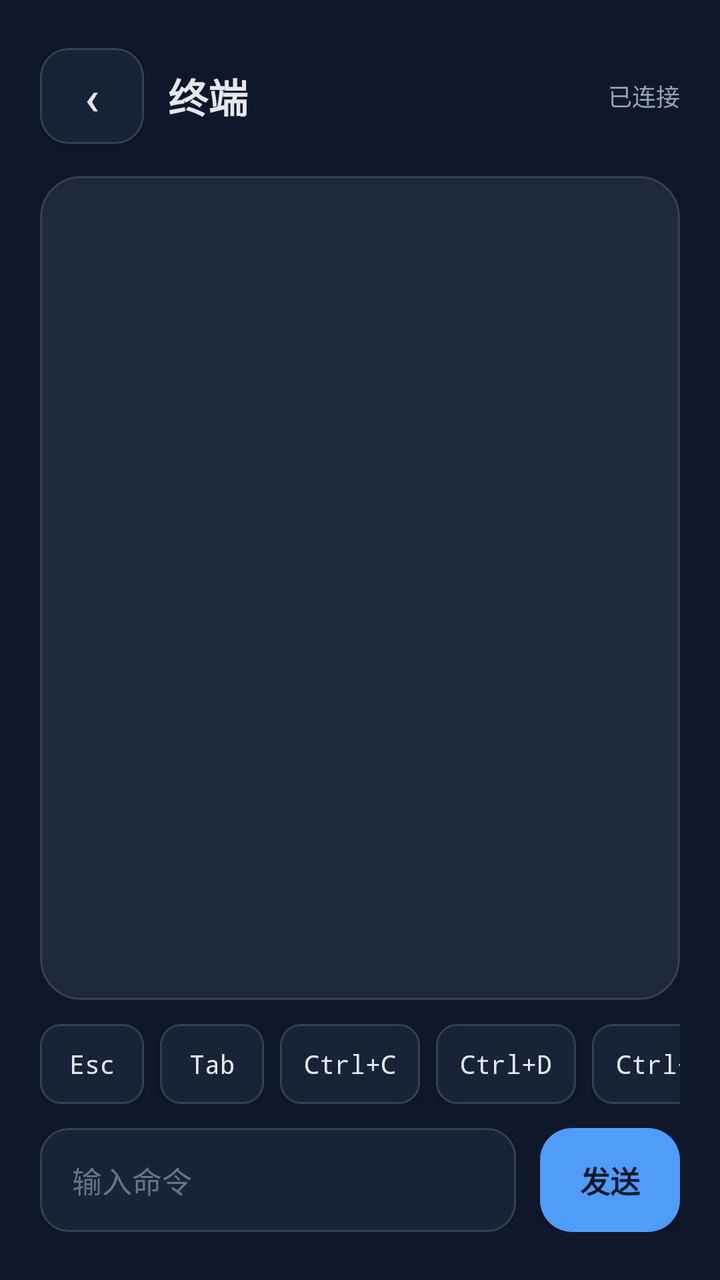
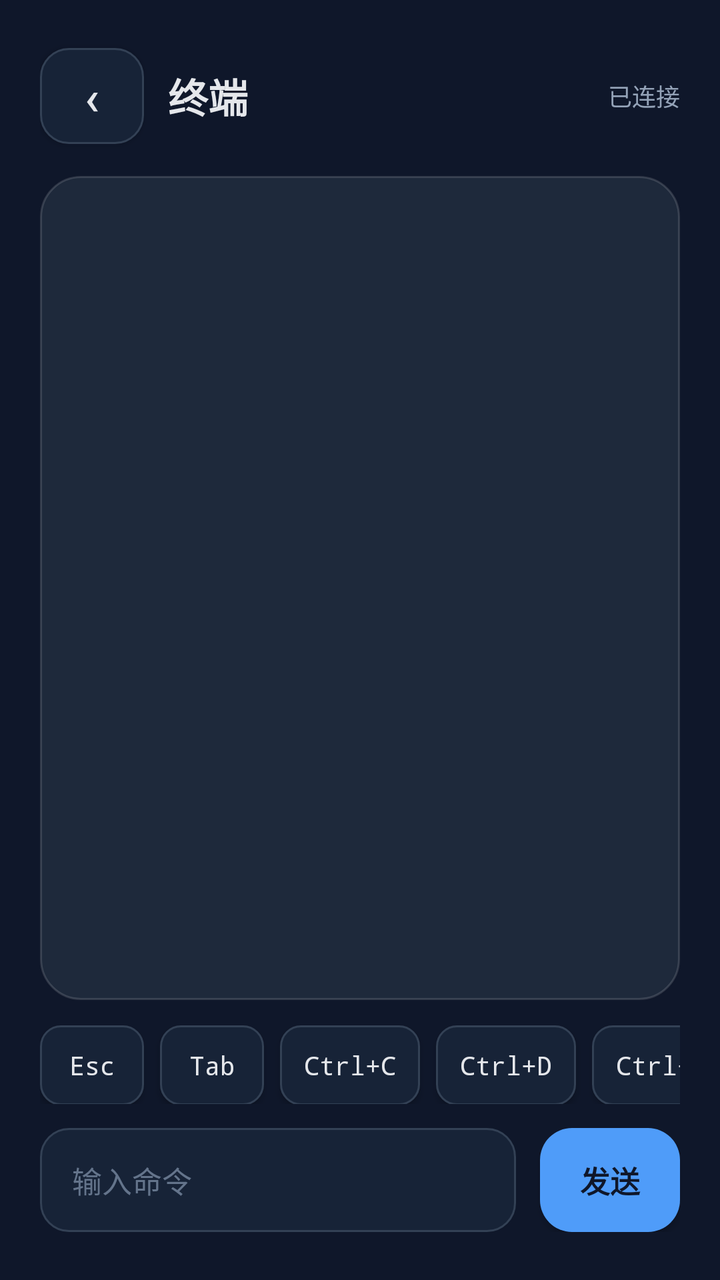

Compare the two renders of this Android layout. The source of the first and the diff that turns it into the second are given below.
<!-- AndroidManifest.xml: application theme Theme.CasdonLink -->
<!-- res/layout/activity_terminal.xml -->
<?xml version="1.0" encoding="utf-8"?>
<LinearLayout xmlns:android="http://schemas.android.com/apk/res/android"
    android:id="@+id/terminalRoot"
    style="@style/Widget.CasdonLink.Screen.Column">

    <LinearLayout style="@style/Widget.CasdonLink.Toolbar">

        <Button
            android:id="@+id/backButton"
            style="@style/Widget.CasdonLink.Button.Icon"
            android:text="‹" />

        <TextView
            android:id="@+id/terminalTitle"
            style="@style/Text.CasdonLink.ToolbarTitle"
            android:layout_width="0dp"
            android:layout_marginStart="@dimen/space_md"
            android:layout_weight="1"
            android:text="终端" />

        <TextView
            android:id="@+id/connectionState"
            style="@style/Text.CasdonLink.Caption"
            android:text="已连接" />
    </LinearLayout>

    <ScrollView
        android:id="@+id/terminalScroll"
        android:layout_width="match_parent"
        android:layout_height="0dp"
        android:layout_marginTop="@dimen/space_md"
        android:layout_weight="1"
        android:background="@drawable/bg_card"
        android:fillViewport="true"
        android:padding="@dimen/row_padding">

        <TextView
            android:id="@+id/terminalOutput"
            style="@style/Text.CasdonLink.Mono"
            android:textIsSelectable="true"
            android:text="" />
    </ScrollView>

    
    <HorizontalScrollView
        android:id="@+id/controlKeyScroll"
        style="@style/Widget.CasdonLink.KeyRow.Scroll">

        <LinearLayout style="@style/Widget.CasdonLink.KeyRow">

            <Button
                android:id="@+id/keyEsc"
                style="@style/Widget.CasdonLink.Button.Key"
                android:text="Esc" />

            <Button
                android:id="@+id/keyTab"
                style="@style/Widget.CasdonLink.Button.Key"
                android:text="Tab" />

            <Button
                android:id="@+id/keyCtrlC"
                style="@style/Widget.CasdonLink.Button.Key"
                android:text="Ctrl+C" />

            <Button
                android:id="@+id/keyCtrlD"
                style="@style/Widget.CasdonLink.Button.Key"
                android:text="Ctrl+D" />

            <Button
                android:id="@+id/keyCtrlZ"
                style="@style/Widget.CasdonLink.Button.Key"
                android:text="Ctrl+Z" />

            <Button
                android:id="@+id/keyCtrlL"
                style="@style/Widget.CasdonLink.Button.Key"
                android:text="Ctrl+L" />

            <Button
                android:id="@+id/keyHistoryPrev"
                style="@style/Widget.CasdonLink.Button.Key"
                android:contentDescription="上一条命令"
                android:text="↑" />

            <Button
                android:id="@+id/keyHistoryNext"
                style="@style/Widget.CasdonLink.Button.Key"
                android:contentDescription="下一条命令"
                android:text="↓" />

            
            <Button
                android:id="@+id/keyPipe"
                style="@style/Widget.CasdonLink.Button.Key"
                android:text="|" />

            <Button
                android:id="@+id/keySlash"
                style="@style/Widget.CasdonLink.Button.Key"
                android:text="/" />

            <Button
                android:id="@+id/keyDash"
                style="@style/Widget.CasdonLink.Button.Key"
                android:text="-" />

            <Button
                android:id="@+id/keyTilde"
                style="@style/Widget.CasdonLink.Button.Key"
                android:text="~" />
        </LinearLayout>
    </HorizontalScrollView>

    <LinearLayout
        android:layout_width="match_parent"
        android:layout_height="wrap_content"
        android:layout_marginTop="@dimen/space_md"
        android:gravity="center_vertical"
        android:orientation="horizontal">

        
        <EditText
            android:id="@+id/commandInput"
            style="@style/Widget.CasdonLink.EditText"
            android:layout_width="0dp"
            android:layout_weight="1"
            android:fontFamily="monospace"
            android:hint="输入命令"
            android:imeOptions="actionSend|flagNoExtractUi|flagNoPersonalizedLearning"
            android:inputType="textNoSuggestions" />

        <Button
            android:id="@+id/sendCommandButton"
            style="@style/Widget.CasdonLink.Button.Inline"
            android:layout_marginStart="@dimen/space_md"
            android:text="发送" />
    </LinearLayout>

</LinearLayout>
<!-- resources referenced by this layout -->
<resources>
  <dimen name="row_padding">14dp</dimen>
  <dimen name="space_md">12dp</dimen>
  <!-- drawable bg_card (drawable) -->
  <shape xmlns:android="http://schemas.android.com/apk/res/android">
      <solid android:color="@color/surface" />
      <stroke android:width="1dp" android:color="@color/card_stroke" />
      <corners android:radius="20dp" />
  </shape>
  <style name="Widget.CasdonLink.Button.Inline" parent="Widget.CasdonLink.Button.Primary">
          <item name="android:layout_width">@dimen/control_width_inline</item>
      </style>
  <style name="Widget.CasdonLink.KeyRow" parent="Widget.CasdonLink">
          <item name="android:layout_width">wrap_content</item>
          <item name="android:layout_height">wrap_content</item>
          <item name="android:orientation">horizontal</item>
      </style>
  <style name="Theme.CasdonLink" parent="Base.Theme.CasdonLink" />
  <color name="surface">#1E293B</color>
  <color name="card_stroke">#24FFFFFF</color>
  <style name="Text.CasdonLink" parent="" />
  <color name="text_secondary">#94A3B8</color>
  <dimen name="text_caption">12sp</dimen>
  <color name="text_primary">#E5E7EB</color>
  <dimen name="text_label">13sp</dimen>
  <dimen name="text_toolbar_title">20sp</dimen>
  <dimen name="icon_button_width">52dp</dimen>
  <dimen name="icon_button_height">48dp</dimen>
  <!-- drawable bg_input (drawable) -->
  <shape xmlns:android="http://schemas.android.com/apk/res/android">
      <solid android:color="@color/input_surface" />
      <stroke android:width="1dp" android:color="@color/input_stroke" />
      <corners android:radius="14dp" />
  </shape>
  <dimen name="text_icon">24sp</dimen>
  <dimen name="control_width_inline">70dp</dimen>
  <style name="Widget.CasdonLink.Button.Secondary" parent="Widget.CasdonLink.Button">
          <item name="android:background">@drawable/bg_input</item>
          <item name="android:textColor">@color/text_primary</item>
      </style>
  <dimen name="control_height_key">40dp</dimen>
  <dimen name="space_sm">8dp</dimen>
  <dimen name="control_width_key">52dp</dimen>
  <style name="Widget.CasdonLink" parent="" />
  <dimen name="control_height">52dp</dimen>
  <dimen name="field_padding_horizontal">@dimen/space_lg</dimen>
  <color name="text_hint">#64748B</color>
  <dimen name="text_body_large">15sp</dimen>
  <style name="Widget.CasdonLink.Screen" parent="" />
  <color name="background">#0F172A</color>
  <dimen name="screen_padding_horizontal">@dimen/space_xl</dimen>
  <dimen name="screen_padding_vertical">@dimen/space_xl</dimen>
  <dimen name="screen_padding_bottom">@dimen/space_2xl</dimen>
  <dimen name="toolbar_height">56dp</dimen>
  <dimen name="space_lg">16dp</dimen>
  <color name="input_surface">#172337</color>
  <color name="input_stroke">#334155</color>
  <!-- drawable bg_button (drawable) -->
  <shape xmlns:android="http://schemas.android.com/apk/res/android">
      <solid android:color="@color/primary" />
      <corners android:radius="16dp" />
  </shape>
  <dimen name="space_xl">20dp</dimen>
  <dimen name="space_2xl">24dp</dimen>
  <color name="primary">#4F9CF9</color>
  <color name="secondary">#5EEAD4</color>
  <style name="MaterialAlertDialog.CasdonLink" parent="MaterialAlertDialog.Material3">
          <item name="backgroundTint">@color/surface</item>
          <item name="shapeAppearance">@style/ShapeAppearance.CasdonLink.Dialog</item>
      </style>
  <style name="MaterialAlertDialog.CasdonLink.Body.Text" parent="MaterialAlertDialog.Material3.Body.Text">
          <item name="android:textColor">@color/text_primary</item>
          <item name="android:textSize">@dimen/text_body</item>
      </style>
  <style name="ShapeAppearance.CasdonLink.Dialog" parent="ShapeAppearance.Material3.Corner.ExtraLarge">
          <item name="cornerSize">20dp</item>
      </style>
  <dimen name="text_section_title">16sp</dimen>
  <dimen name="text_body">14sp</dimen>
  <!-- unchanged entries left out for length: 15 -->
</resources>

<!-- the commit's change to res/layout/activity_terminal.xml (unified diff, before → after) -->
@@ -110,6 +110,19 @@
                 android:id="@+id/keyTilde"
                 style="@style/Widget.CasdonLink.Button.Key"
                 android:text="~" />
+
+            
+            <Button
+                android:id="@+id/keyClear"
+                style="@style/Widget.CasdonLink.Button.Key"
+                android:contentDescription="清空本地终端显示"
+                android:text="清屏" />
+
+            <Button
+                android:id="@+id/keyCopyAll"
+                style="@style/Widget.CasdonLink.Button.Key"
+                android:contentDescription="复制全部终端输出"
+                android:text="复制全部" />
         </LinearLayout>
     </HorizontalScrollView>
 
